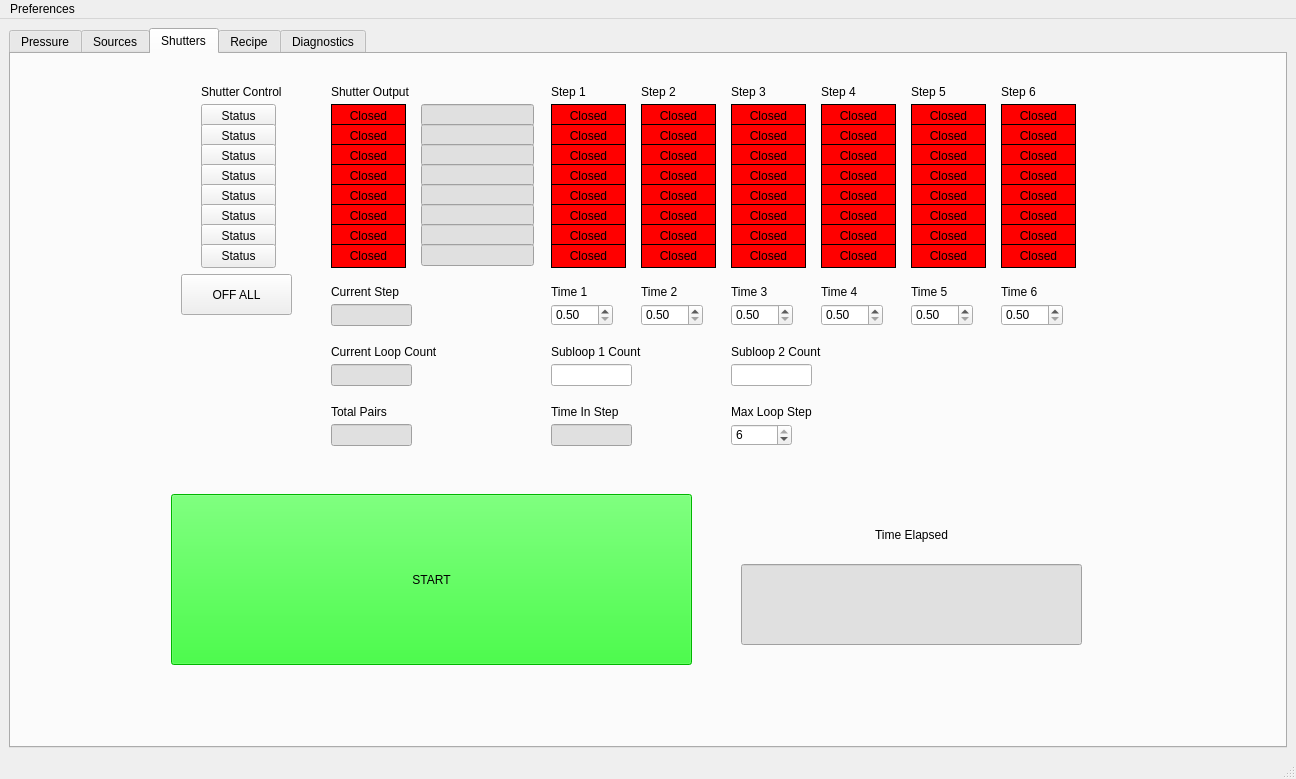
This is src/gui/main.ui in TheRealJarbean/lattice as Qt 5 draws it before an edit. The edited form follows.
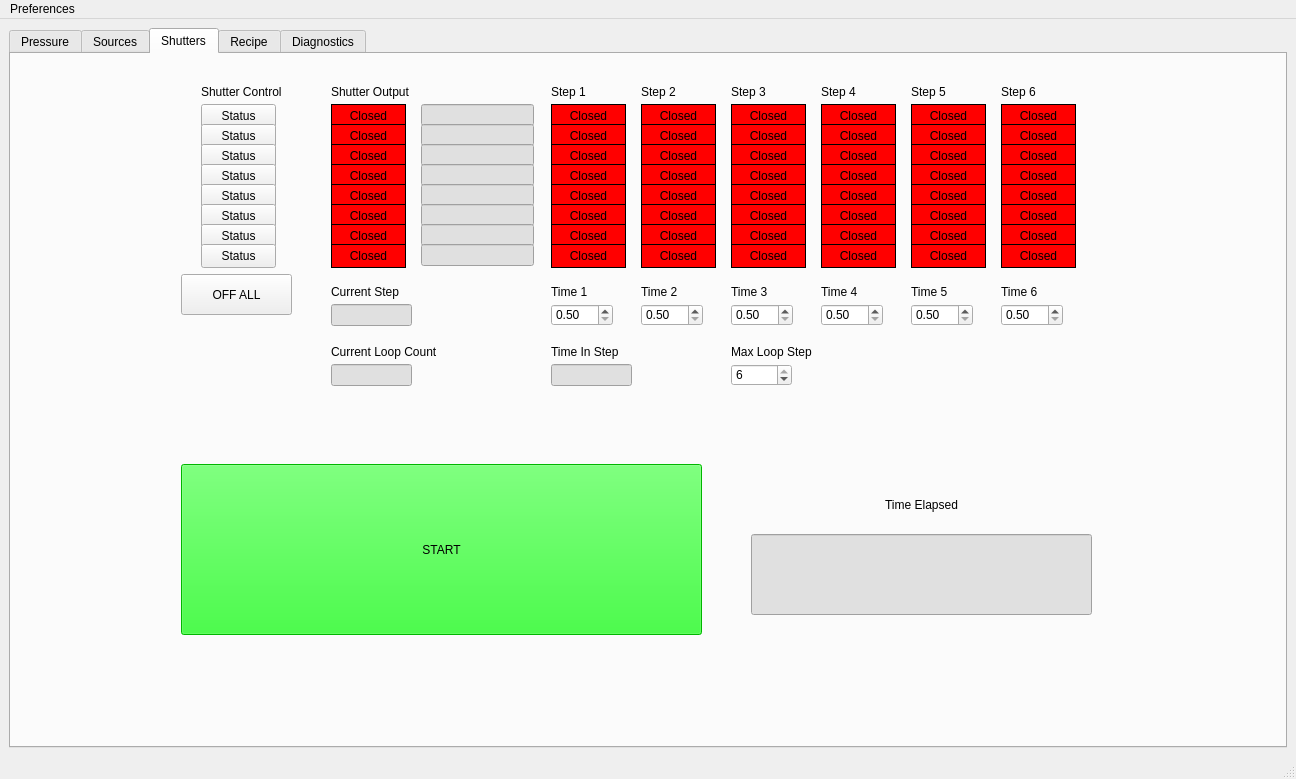
This is the edited form. The open tabs and pages were chosen to show the change. Custom widgets are drawn as their Qt base class.

Commit message: chore: Remove unused shutter gui elements

```diff
--- a/src/gui/main.ui
+++ b/src/gui/main.ui
@@ -15,7 +15,7 @@
   </property>
   <widget class="QWidget" name="centralwidget">
    <layout class="QGridLayout" name="gridLayout_6">
-    <item row="0" column="1">
+    <item row="0" column="0">
      <widget class="QTabWidget" name="main_tabs">
       <property name="sizePolicy">
        <sizepolicy hsizetype="Expanding" vsizetype="Expanding">
@@ -1370,57 +1370,11 @@
          <string>Time 5</string>
         </property>
        </widget>
-       <widget class="QLabel" name="label_22">
-        <property name="geometry">
-         <rect>
-          <x>540</x>
-          <y>290</y>
-          <width>101</width>
-          <height>16</height>
-         </rect>
-        </property>
-        <property name="text">
-         <string>Subloop 1 Count</string>
-        </property>
-       </widget>
-       <widget class="QLineEdit" name="lineEdit_15">
-        <property name="geometry">
-         <rect>
-          <x>540</x>
-          <y>310</y>
-          <width>81</width>
-          <height>22</height>
-         </rect>
-        </property>
-       </widget>
-       <widget class="QLineEdit" name="lineEdit_16">
-        <property name="geometry">
-         <rect>
-          <x>720</x>
-          <y>310</y>
-          <width>81</width>
-          <height>22</height>
-         </rect>
-        </property>
-       </widget>
-       <widget class="QLabel" name="label_23">
-        <property name="geometry">
-         <rect>
-          <x>720</x>
-          <y>290</y>
-          <width>101</width>
-          <height>16</height>
-         </rect>
-        </property>
-        <property name="text">
-         <string>Subloop 2 Count</string>
-        </property>
-       </widget>
        <widget class="QLabel" name="label_24">
         <property name="geometry">
          <rect>
           <x>540</x>
-          <y>350</y>
+          <y>290</y>
           <width>101</width>
           <height>16</height>
          </rect>
@@ -1436,7 +1390,7 @@
         <property name="geometry">
          <rect>
           <x>540</x>
-          <y>370</y>
+          <y>310</y>
           <width>81</width>
           <height>22</height>
          </rect>
@@ -1450,7 +1404,7 @@
         <property name="geometry">
          <rect>
           <x>720</x>
-          <y>350</y>
+          <y>290</y>
           <width>101</width>
           <height>16</height>
          </rect>
@@ -1525,35 +1479,6 @@
          <number>1</number>
         </property>
        </widget>
-       <widget class="QLabel" name="label_28">
-        <property name="geometry">
-         <rect>
-          <x>320</x>
-          <y>350</y>
-          <width>101</width>
-          <height>16</height>
-         </rect>
-        </property>
-        <property name="text">
-         <string>Total Pairs</string>
-        </property>
-       </widget>
-       <widget class="QLineEdit" name="lineEdit_21">
-        <property name="geometry">
-         <rect>
-          <x>320</x>
-          <y>370</y>
-          <width>81</width>
-          <height>22</height>
-         </rect>
-        </property>
-        <property name="styleSheet">
-         <string notr="true">background-color: rgb(224, 224, 224);</string>
-        </property>
-        <property name="text">
-         <string/>
-        </property>
-       </widget>
        <widget class="QPushButton" name="shutter_control_button_0">
         <property name="geometry">
          <rect>
@@ -1596,8 +1521,8 @@
        <widget class="QPushButton" name="shutter_loop_toggle">
         <property name="geometry">
          <rect>
-          <x>160</x>
-          <y>440</y>
+          <x>170</x>
+          <y>410</y>
           <width>521</width>
           <height>171</height>
          </rect>
@@ -1613,8 +1538,8 @@
        <widget class="QLabel" name="label_30">
         <property name="geometry">
          <rect>
-          <x>800</x>
-          <y>450</y>
+          <x>810</x>
+          <y>420</y>
           <width>201</width>
           <height>61</height>
          </rect>
@@ -1978,7 +1903,7 @@
         <property name="geometry">
          <rect>
           <x>720</x>
-          <y>370</y>
+          <y>310</y>
           <width>61</width>
           <height>22</height>
          </rect>
@@ -3084,8 +3009,8 @@
         </property>
         <property name="geometry">
          <rect>
-          <x>730</x>
-          <y>510</y>
+          <x>740</x>
+          <y>480</y>
           <width>341</width>
           <height>81</height>
          </rect>
```
Left out of the diff: 2 changed lines with no effect on the pictures.
